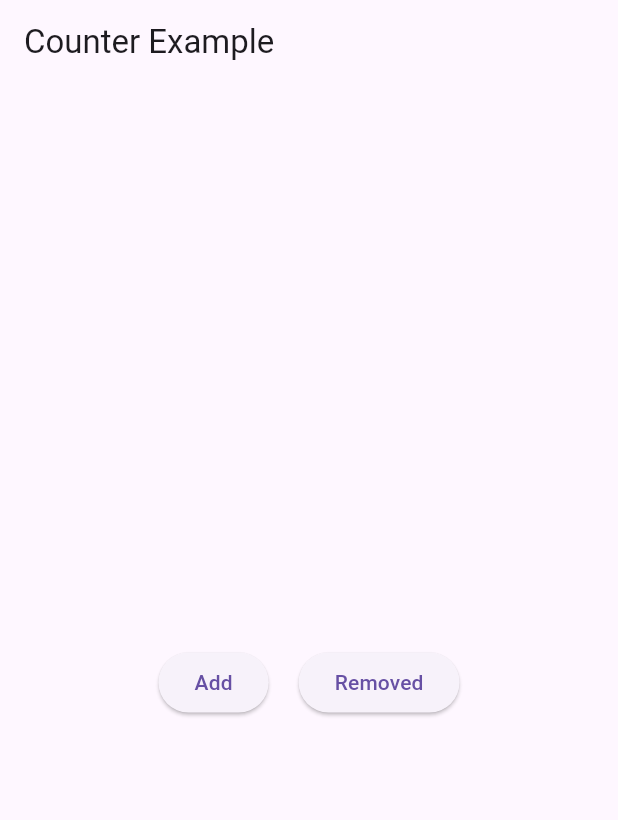
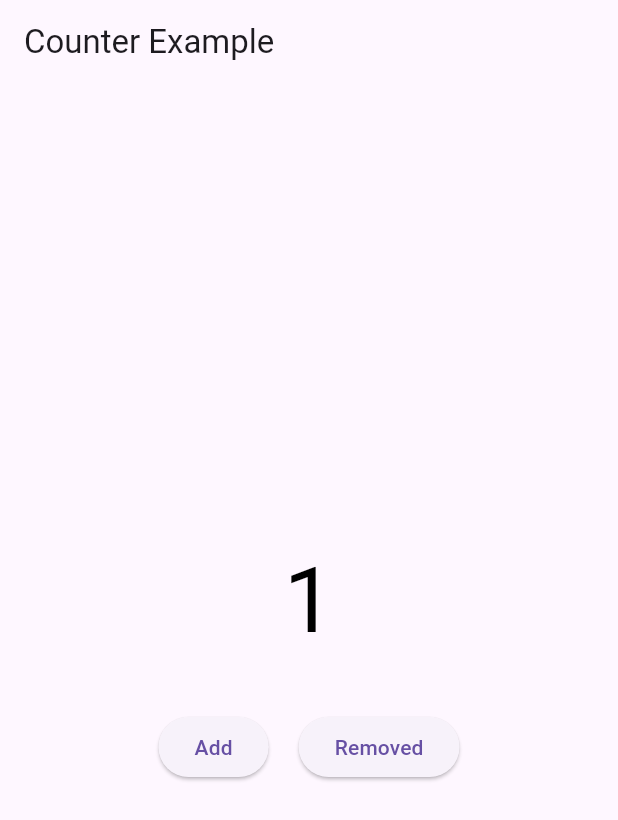
Before and after one commit to 01krupal/Bloc-Example, a Flutter app: the screen it shows after launch, after a tap on "Add", on a phone screen of 412 x 824 dp. Shown: the top 820 px of the screen. Run offline on Flutter 3.47's test engine with Material 3 defaults, Android fonts, the phone set to English and light mode, and no system bars; our stand-ins replace bloc, equatable, flutter_bloc.

Commit message:
counter app

```diff
--- /dev/null
+++ b/lib/bloc/counter/counter_bloc.dart
@@ -0,0 +1,20 @@
+import 'package:bloc/bloc.dart';
+import 'package:bloc_example/bloc/counter/counter_event.dart';
+import 'package:bloc_example/bloc/counter/counter_state.dart';
+
+class CounterBloc extends Bloc<CounterEvent, CounterState> {
+  CounterBloc() : super(const CounterState()) {
+    on<IncrementCounter>(_increment);
+    on<DecrementCounter>(_decrement);
+  }
+
+  void _increment(IncrementCounter event, Emitter<CounterState> emit) {
+    emit(state.copyWith(counter: state.counter + 1));
+  }
+
+  void _decrement(DecrementCounter event, Emitter<CounterState> emit) {
+    emit(
+      state.copyWith(counter: state.counter - 1),
+    );
+  }
+}
--- /dev/null
+++ b/lib/bloc/counter/counter_event.dart
@@ -0,0 +1,12 @@
+import 'package:equatable/equatable.dart';
+
+abstract class CounterEvent extends Equatable {
+  @override
+  List<Object> get props => [];
+}
+
+class IncrementCounter extends CounterEvent {}
+
+class DecrementCounter extends CounterEvent {}
+
+class SwitchEvent extends CounterEvent {}
--- /dev/null
+++ b/lib/bloc/counter/counter_state.dart
@@ -0,0 +1,15 @@
+import 'package:equatable/equatable.dart';
+
+class CounterState extends Equatable {
+  final int counter;
+
+  const CounterState({this.counter = 0});
+
+  CounterState copyWith({int? counter}) {
+    return CounterState(counter: counter ?? this.counter);
+  }
+
+  @override
+  // TODO: implement props
+  List<Object?> get props => [counter];
+}
--- a/lib/main.dart
+++ b/lib/main.dart
@@ -1,5 +1,7 @@
+import 'package:bloc_example/bloc/counter/counter_bloc.dart';
 import 'package:bloc_example/ui/counter_screen.dart';
 import 'package:flutter/material.dart';
+import 'package:flutter_bloc/flutter_bloc.dart';
 
 void main() {
   runApp(const MyApp());
@@ -7,12 +9,14 @@ void main() {
 
 class MyApp extends StatelessWidget {
   const MyApp({super.key});
-
   // This widget is the root of your application.
   @override
   Widget build(BuildContext context) {
-    return const MaterialApp(
-      home: CounterScreen(),debugShowCheckedModeBanner: false,
-    );
+    return BlocProvider(
+        create: (_) => CounterBloc(),
+        child: const MaterialApp(
+          home: CounterScreen(),
+          debugShowCheckedModeBanner: false,
+        ));
   }
 }
--- a/lib/ui/counter_screen.dart
+++ b/lib/ui/counter_screen.dart
@@ -1,33 +1,33 @@
-
+import 'package:bloc_example/bloc/counter/counter_bloc.dart';
+import 'package:bloc_example/bloc/counter/counter_event.dart';
+import 'package:bloc_example/bloc/counter/counter_state.dart';
 import 'package:flutter/material.dart';
-
+import 'package:flutter_bloc/flutter_bloc.dart';
 
 class CounterScreen extends StatefulWidget {
-  const CounterScreen({Key? key}) : super(key: key);
+  const CounterScreen({super.key});
+
   @override
   State<CounterScreen> createState() => _CounterScreenState();
 }
 
 class _CounterScreenState extends State<CounterScreen> {
-
   @override
   Widget build(BuildContext context) {
     return Scaffold(
-      appBar: AppBar(
-        title: const Text('Counter Example'),
-      ),
+      appBar: AppBar(title: const Text('Counter Example')),
       body: SafeArea(
-        child:Column(
+        child: Column(
           crossAxisAlignment: CrossAxisAlignment.center,
           mainAxisAlignment: MainAxisAlignment.center,
           children: [
-         /*   BlocBuilder<CounterBloc , CounterState>(
+               BlocBuilder<CounterBloc , CounterState>(
                 buildWhen: (previous, current) => previous.counter != current.counter,
                 builder: (context, state){
                   return Center(child: Text(state.counter.toString() ,
                     style: const TextStyle(color: Colors.black , fontSize: 60),));
                 }
-            ),*/
+            ),
             // BlocBuilder<CounterBloc , CounterState>(
             //     buildWhen: (previous, current) => previous.isSwitchOn != current.isSwitchOn,
             //     builder: (context, state){
@@ -35,19 +35,23 @@ class _CounterScreenState extends State<CounterScreen> {
             //         style: const TextStyle(color: Colors.black , fontSize: 60),));
             //     }
             // ),
-            const SizedBox(height: 30,),
+            const SizedBox(height: 30),
             Row(
               mainAxisAlignment: MainAxisAlignment.center,
               crossAxisAlignment: CrossAxisAlignment.center,
               children: [
-                ElevatedButton(onPressed: (){
-                 // context.read<CounterBloc>().add(IncrementCounter());
-                }, child: const Text('Add')),
-                const SizedBox(width: 20,),
-                ElevatedButton(onPressed: (){
-                  //    context.read<CounterBloc>().add( SwitchEvent());
-                 // context.read<CounterBloc>().add( DecrementCounter());
-                }, child: const Text('Removed')),
+                ElevatedButton(
+                    onPressed: () {
+                      context.read<CounterBloc>().add(IncrementCounter());
+                    },
+                    child: const Text('Add')),
+                const SizedBox(width: 20),
+                ElevatedButton(
+                    onPressed: () {
+                      //    context.read<CounterBloc>().add( SwitchEvent());
+                      context.read<CounterBloc>().add( DecrementCounter());
+                    },
+                    child: const Text('Removed')),
               ],
             )
           ],
```
Also changed, not shown: pubspec.lock.
